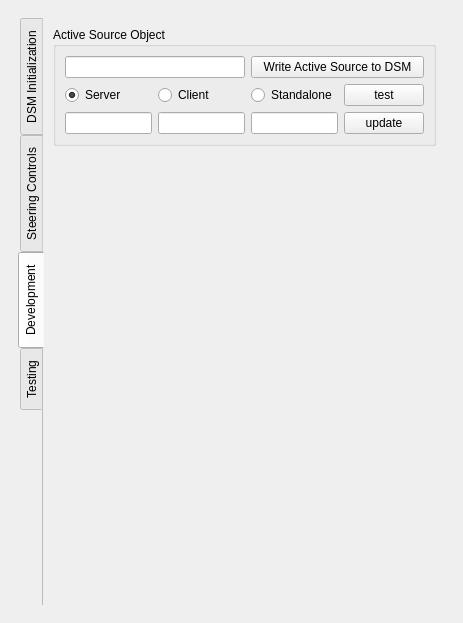
First picture: the form in pqDSMViewerPanel.ui, repository soumagne/icarus, before the edit.
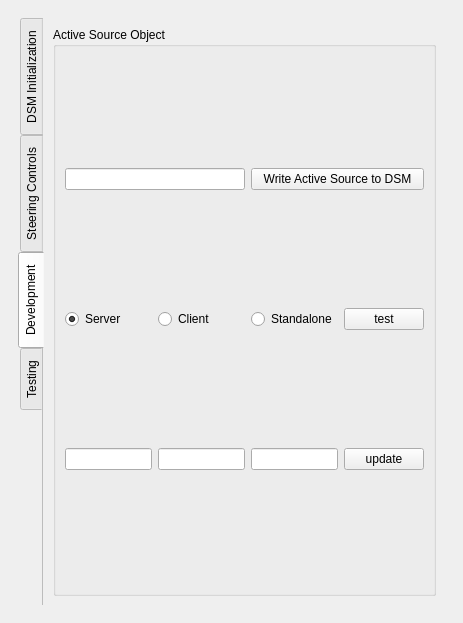
Second picture: the form after the edit. Icons and pictures are not drawn.

Commit message:
Mini-pipelines working inside the dsm panel. Can extract blocks and manipulate them.
Lots of cleaning up required.

The edit to the form file:
```diff
--- a/pqDSMViewerPanel.ui
+++ b/pqDSMViewerPanel.ui
@@ -29,7 +29,7 @@
          <x>0</x>
          <y>0</y>
          <width>445</width>
-         <height>583</height>
+         <height>584</height>
         </rect>
        </property>
        <layout class="QVBoxLayout" name="verticalLayout_4">
@@ -677,19 +677,6 @@
             <item>
              <layout class="QVBoxLayout" name="generatedLayout"/>
             </item>
-            <item>
-             <spacer name="verticalSpacer_3">
-              <property name="orientation">
-               <enum>Qt::Vertical</enum>
-              </property>
-              <property name="sizeHint" stdset="0">
-               <size>
-                <width>20</width>
-                <height>40</height>
-               </size>
-              </property>
-             </spacer>
-            </item>
            </layout>
           </widget>
           <widget class="QWidget" name="Testing">
```
The commit also changes 3 other files.
